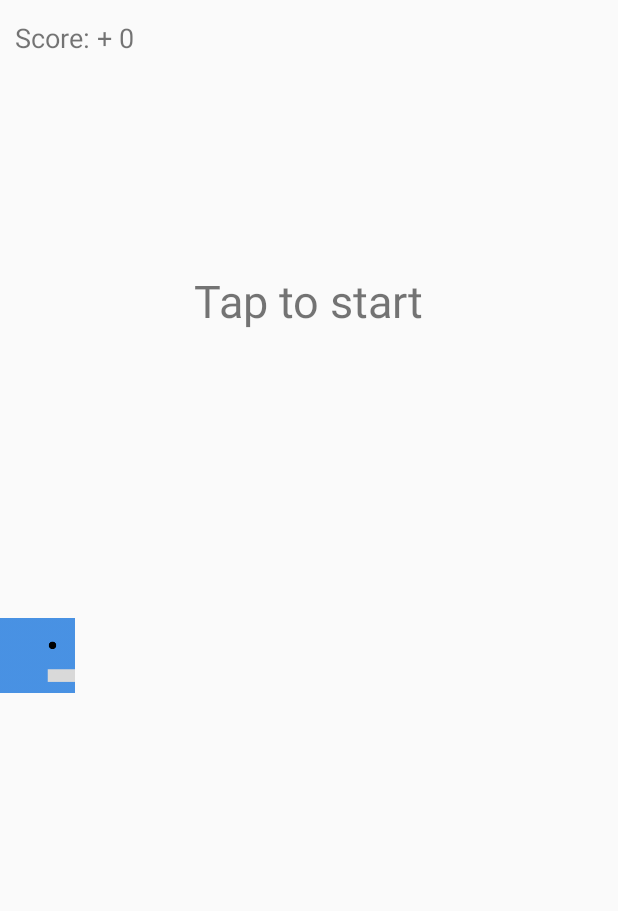
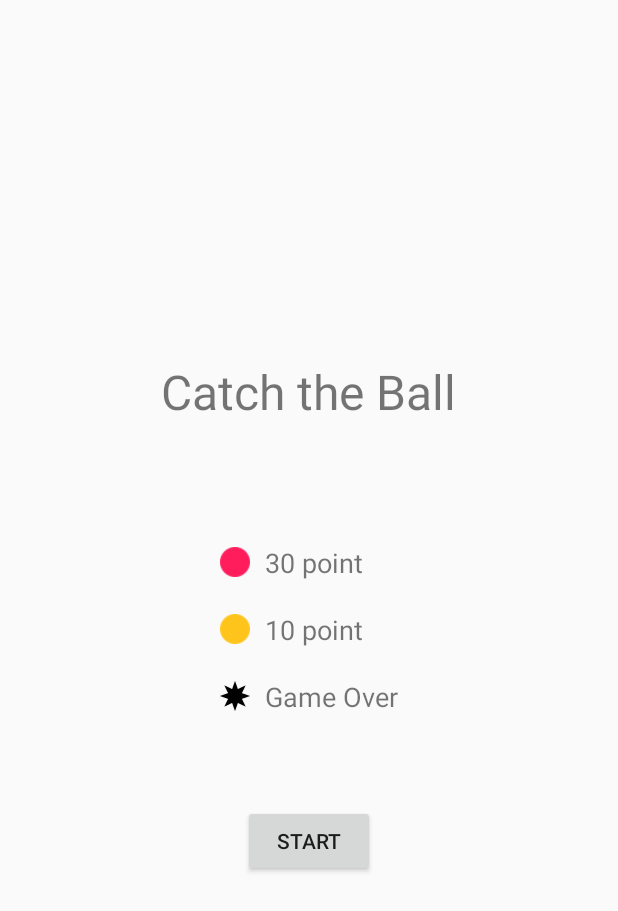
Before and after one commit to Lindholm957/Catch-The-Ball, an Android app: the screen it shows after launch (MainActivity before the commit, start after it), on a phone screen of 412 x 824 dp. Shown: the top 911 px of the screen. Run offline under Robolectric (Android 15) with nearby library versions, the phone set to English and light mode, and no system bars.

Commit message:
My first experience with VCS!

```diff
--- a/app/build.gradle
+++ b/app/build.gradle
@@ -19,10 +19,11 @@ android {
 }
 
 dependencies {
-    implementation fileTree(dir: 'libs', include: ['*.jar'])
+    implementation fileTree(include: ['*.jar'], dir: 'libs')
     implementation 'com.android.support:appcompat-v7:28.0.0'
     implementation 'com.android.support.constraint:constraint-layout:1.1.3'
     testImplementation 'junit:junit:4.12'
     androidTestImplementation 'com.android.support.test:runner:1.0.2'
     androidTestImplementation 'com.android.support.test.espresso:espresso-core:3.0.2'
+    implementation 'com.google.android.gms:play-services:12.0.1'
 }
--- /dev/null
+++ b/app/src/main/java/com/example/catchtheball/start.java
@@ -0,0 +1,33 @@
+package com.example.catchtheball;
+
+import android.content.Intent;
+import android.support.v7.app.AppCompatActivity;
+import android.os.Bundle;
+import android.view.KeyEvent;
+import android.view.View;
+
+public class start extends AppCompatActivity {
+
+    @Override
+    protected void onCreate(Bundle savedInstanceState) {
+        super.onCreate(savedInstanceState);
+        setContentView(R.layout.activity_start);
+
+    }
+
+    public void startGame(View view){
+        startActivity(new Intent(getApplicationContext(), MainActivity.class));
+    }
+
+    //Кнопка "назад" остановлена
+    @Override
+    public boolean dispatchKeyEvent(KeyEvent event){
+        if (event.getAction() == KeyEvent.ACTION_DOWN){
+            switch (event.getKeyCode()){
+                case KeyEvent.KEYCODE_BACK:
+                    return true;
+            }
+        }
+        return super.dispatchKeyEvent(event);
+    }
+}
--- /dev/null
+++ b/app/src/main/res/layout/activity_start.xml
@@ -0,0 +1,78 @@
+<?xml version="1.0" encoding="utf-8"?>
+<LinearLayout xmlns:android="http://schemas.android.com/apk/res/android"
+    xmlns:app="http://schemas.android.com/apk/res-auto"
+    xmlns:tools="http://schemas.android.com/tools"
+    android:layout_width="match_parent"
+    android:layout_height="match_parent"
+    tools:context=".start"
+    android:orientation="vertical"
+    android:gravity="center">
+
+    <TextView
+        android:layout_width="wrap_content"
+        android:layout_height="wrap_content"
+        android:text="Catch the Ball"
+        android:textSize="32sp"/>
+    <TableLayout
+        android:layout_width="wrap_content"
+        android:layout_height="wrap_content"
+        android:layout_marginTop="80dp">
+
+        <TableRow
+            android:gravity="center_vertical">
+
+            <ImageView
+                android:layout_width="20dp"
+                android:layout_height="20dp"
+                android:src="@drawable/pink"/>
+            <TextView
+                android:layout_width="wrap_content"
+                android:text="30 point"
+                android:textSize="18sp"
+                android:paddingLeft="10dp"/>
+
+        </TableRow>
+
+        <TableRow
+            android:gravity="center_vertical"
+            android:layout_marginTop="20dp">
+
+            <ImageView
+                android:layout_width="20dp"
+                android:layout_height="20dp"
+                android:src="@drawable/orange"/>
+            <TextView
+                android:layout_width="wrap_content"
+                android:text="10 point"
+                android:textSize="18sp"
+                android:paddingLeft="10dp"/>
+
+        </TableRow>
+
+        <TableRow
+            android:gravity="center_vertical"
+            android:layout_marginTop="20dp">
+
+            <ImageView
+                android:layout_width="20dp"
+                android:layout_height="20dp"
+                android:src="@drawable/black"/>
+            <TextView
+                android:layout_width="wrap_content"
+                android:text="Game Over"
+                android:textSize="18sp"
+                android:paddingLeft="10dp"/>
+
+        </TableRow>
+
+    </TableLayout>
+
+    <Button
+        android:layout_width="wrap_content"
+        android:layout_height="wrap_content"
+        android:text="START"
+        android:layout_marginTop="60dp"
+        android:onClick="startGame"/>
+
+
+</LinearLayout>
```
Also changed, not shown: app/src/main/AndroidManifest.xml (+6 -2 lines), app/src/main/java/com/example/catchtheball/MainActivity.java (+45 -6 lines), app/src/main/java/com/example/catchtheball/SoundPlayer.java (added, +51 -0 lines), app/src/main/java/com/example/catchtheball/result.java (+13 -0 lines).
